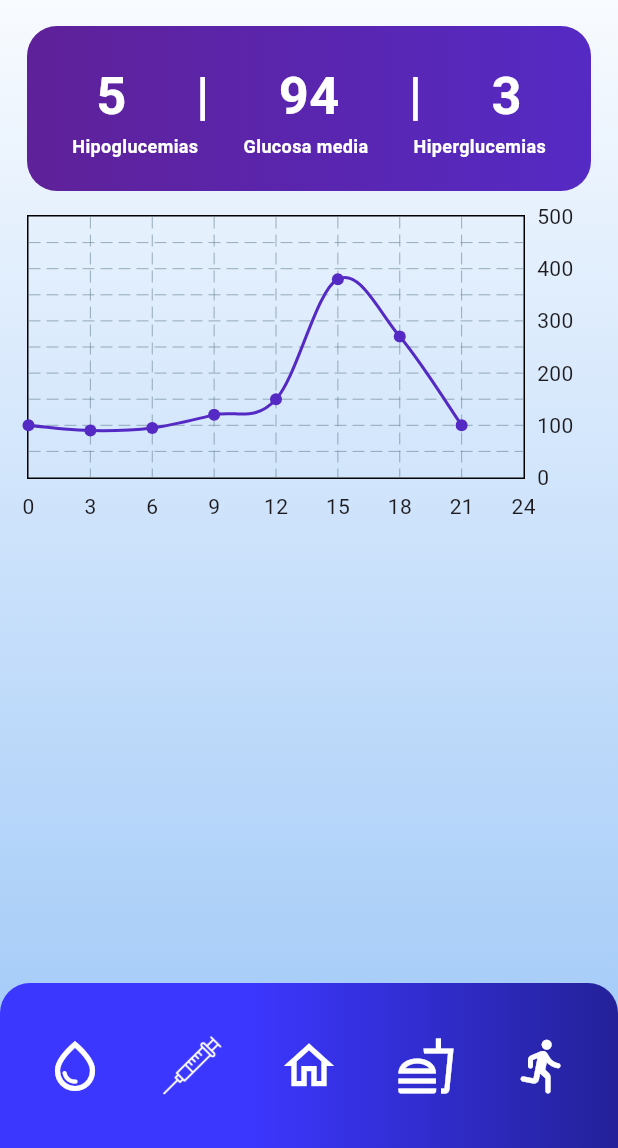
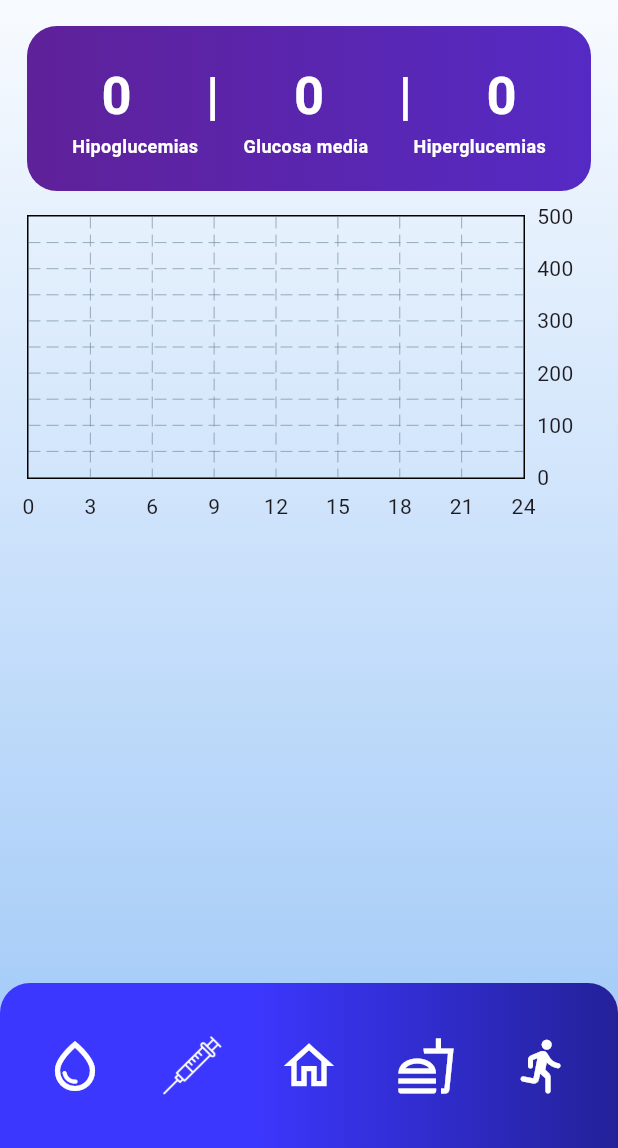
Before and after one commit to albertm15/TFG_DIABETES, a Flutter app: the screen it shows after launch, item 3 of the bottom bar chosen, after a tap on "Perfil", on a phone screen of 412 x 824 dp, the part 88-1236 px from its top. Run offline on Flutter 3.47's test engine with Material 3 defaults, Android fonts, the phone set to English and light mode, and no system bars; drawn by our look-alikes of fl_chart; our stand-ins replace cloud_firestore, connectivity_plus, firebase_auth, firebase_core, sqflite; accounts and stored records are empty; statements that could not run were skipped.

Commit message:
home page data + chart updated

```diff
--- a/lib/database/firebase/glucoseLogDAO.dart
+++ b/lib/database/firebase/glucoseLogDAO.dart
@@ -3,7 +3,6 @@ import 'package:diabetes_tfg_app/database/firebase/authServiceManager.dart';
 import 'package:diabetes_tfg_app/database/local/databaseManager.dart';
 import 'package:diabetes_tfg_app/models/gluoseLogModel.dart';
 import 'package:connectivity_plus/connectivity_plus.dart';
-import 'package:firebase_core/firebase_core.dart';
 import 'package:intl/intl.dart';
 
 class GlucoseLogDAOFB {
@@ -77,6 +76,7 @@ class GlucoseLogDAOFB {
             .where("userId", isEqualTo: uid)
             .where("date",
                 isEqualTo: DateFormat("dd-MM-yyyy").format(DateTime.now()))
+            .orderBy("time")
             .get(GetOptions(source: Source.cache));
       } else {
         snapshot = await FirebaseFirestore.instance
@@ -84,6 +84,52 @@ class GlucoseLogDAOFB {
             .where("userId", isEqualTo: uid)
             .where("date",
                 isEqualTo: DateFormat("dd-MM-yyyy").format(DateTime.now()))
+            .orderBy("time")
+            .get();
+      }
+
+      List<GlucoseLogModel> logs = [];
+      for (var doc in snapshot.docs) {
+        logs.add(GlucoseLogModel.fromMap(doc.data() as Map<String, dynamic>));
+      }
+      return logs;
+    } else {
+      return List.empty();
+    }
+  }
+
+  //getWeekLogs
+  Future<List<GlucoseLogModel>> getLast7DaysLogs() async {
+    if (AuthServiceManager.checkIfLogged()) {
+      String uid = AuthServiceManager.getCurrentUserUID();
+      QuerySnapshot snapshot;
+      final connectivity = await Connectivity().checkConnectivity();
+      if (!connectivity.contains(ConnectivityResult.wifi) &&
+          !connectivity.contains(ConnectivityResult.mobile)) {
+        snapshot = await FirebaseFirestore.instance
+            .collection("glucoseLog")
+            .where("userId", isEqualTo: uid)
+            .where("date",
+                isGreaterThanOrEqualTo: DateFormat("dd-MM-yyyy")
+                    .format(DateTime.now().subtract(Duration(days: 7))))
+            .where("date",
+                isLessThanOrEqualTo:
+                    DateFormat("dd-MM-yyyy").format(DateTime.now()))
+            .orderBy("date")
+            .orderBy("time")
+            .get(GetOptions(source: Source.cache));
+      } else {
+        snapshot = await FirebaseFirestore.instance
+            .collection("glucoseLog")
+            .where("userId", isEqualTo: uid)
+            .where("date",
+                isGreaterThanOrEqualTo: DateFormat("dd-MM-yyyy")
+                    .format(DateTime.now().subtract(Duration(days: 7))))
+            .where("date",
+                isLessThanOrEqualTo:
+                    DateFormat("dd-MM-yyyy").format(DateTime.now()))
+            .orderBy("date")
+            .orderBy("time")
             .get();
       }
 
--- a/lib/main.dart
+++ b/lib/main.dart
@@ -21,12 +21,13 @@ void main() async {
   print("insert");
   GlucoseLogModel logModel = GlucoseLogModel.newEntity(
       "9ZHHlxtd9ThGLNRD8ZRhhEu0uVm1",
-      245,
+      125,
       DateFormat("dd-MM-yyyy").format(DateTime.now()),
-      "22:04:34",
+      "${DateTime.now().hour.toString().padLeft(2, "0")}:${DateTime.now().minute.toString().padLeft(2, "0")}:${DateTime.now().second.toString().padLeft(2, "0")}",
+      //"17:45:00",
       "Elevado",
+      true,
       false,
-      true,
       "este es otro insert");
   /*
   Map<String, dynamic> map = logModel.toMap();
@@ -84,7 +85,9 @@ void main() async {
   print(AuthServiceManager.getCurrentUserUID());
 
   print(DateFormat('dd-MM-yyyy').format(DateTime.now()));
-  print(await daofb.getTodayLogs());
+  print(DateTime.now().hour);
+  print(await daofb.getLast7DaysLogs());
+  print(DateTime.now().subtract(Duration(days: 7)));
   //---
   runApp(MaterialApp(
       home: DrawerScaffold(child: BackgroundBase(child: Homepage())),
--- a/lib/pages/homePage.dart
+++ b/lib/pages/homePage.dart
@@ -1,9 +1,10 @@
+import 'package:diabetes_tfg_app/database/firebase/glucoseLogDAO.dart';
+import 'package:diabetes_tfg_app/models/gluoseLogModel.dart';
 import 'package:diabetes_tfg_app/widgets/dailyGlucoseEvolutionChart.dart';
 import 'package:diabetes_tfg_app/widgets/glucoseEssentialInfo.dart';
 import 'package:diabetes_tfg_app/widgets/lowerNavBar.dart';
 import 'package:diabetes_tfg_app/widgets/screenMargins.dart';
 import 'package:diabetes_tfg_app/widgets/upperNavBar.dart';
-import 'package:fl_chart/fl_chart.dart';
 import 'package:flutter/material.dart';
 
 class Homepage extends StatefulWidget {
@@ -24,16 +25,86 @@ class _HomePageState extends State<Homepage> {
   }
 }
 
-class HomePageWidget extends StatelessWidget {
+class HomePageWidget extends StatefulWidget {
+  @override
+  _HomePageWidgetState createState() => _HomePageWidgetState();
+}
+
+class _HomePageWidgetState extends State<HomePageWidget> {
+  List<GlucoseLogModel> daylogs = [];
+  List<GlucoseLogModel> weeklogs = [];
+  int minGlucose = 0;
+  int maxGlucose = 0;
+  double avgGlucose = 0;
+  int hyperglucemies = 0;
+  int hypoglucemies = 0;
+
+  Future<void> getTodaysData() async {
+    GlucoseLogDAOFB dao = GlucoseLogDAOFB();
+    daylogs = await dao.getTodayLogs();
+  }
+
+  Future<void> getLast7DaysData() async {
+    GlucoseLogDAOFB dao = GlucoseLogDAOFB();
+    weeklogs = await dao.getLast7DaysLogs();
+  }
+
+  void loadHypoHyper() {
+    if (!weeklogs.isEmpty) {
+      for (GlucoseLogModel log in weeklogs) {
+        if (log.hyperglucemia) {
+          hyperglucemies += 1;
+        }
+        if (log.hypoglucemia) {
+          hypoglucemies += 1;
+        }
+      }
+    }
+  }
+
+  void loadMinMaxAvgGlucose() {
+    if (!weeklogs.isEmpty) {
+      minGlucose = weeklogs[0].glucoseValue;
+      for (GlucoseLogModel log in weeklogs) {
+        avgGlucose = avgGlucose + log.glucoseValue;
+        if (maxGlucose < log.glucoseValue) {
+          maxGlucose = log.glucoseValue;
+        }
+        if (minGlucose > log.glucoseValue) {
+          minGlucose = log.glucoseValue;
+        }
+      }
+      avgGlucose = avgGlucose / weeklogs.length;
+    }
+  }
+
+  Future<void> getHomeData() async {
+    await Future.wait([getTodaysData(), getLast7DaysData()]);
+    loadMinMaxAvgGlucose();
+    loadHypoHyper();
+    setState(() {});
+  }
+
+  @override
+  void initState() {
+    super.initState();
+    getHomeData();
+  }
+
   @override
   Widget build(BuildContext context) {
     return ScreenMargins(
         child: Column(
       children: [
-        GlucoseEssentialInfo(),
+        GlucoseEssentialInfo(
+          hyperglucemies: hyperglucemies,
+          avgGlucose: avgGlucose,
+          hypoglucemies: hypoglucemies,
+        ),
         SizedBox(height: 16),
         Container(
           height: 200,
+          /*
           child: DailyGlucoseEvolutionChart(glucoseData: [
             FlSpot(0, 100),
             FlSpot(3, 90),
@@ -44,6 +115,8 @@ class HomePageWidget extends StatelessWidget {
             FlSpot(18, 270),
             FlSpot(21, 100)
           ]),
+          */
+          child: DailyGlucoseEvolutionChart(glucoseData: daylogs),
         )
       ],
     ));
--- a/lib/widgets/dailyGlucoseEvolutionChart.dart
+++ b/lib/widgets/dailyGlucoseEvolutionChart.dart
@@ -1,10 +1,25 @@
+import 'package:diabetes_tfg_app/models/gluoseLogModel.dart';
 import 'package:flutter/material.dart';
 import 'package:fl_chart/fl_chart.dart';
 
 class DailyGlucoseEvolutionChart extends StatelessWidget {
-  final List<FlSpot> glucoseData;
+  final List<GlucoseLogModel> glucoseData;
 
   const DailyGlucoseEvolutionChart({required this.glucoseData});
+
+  List<FlSpot> fromGlucoseLogsToFlSpots(List<GlucoseLogModel> dailyLogs) {
+    List<FlSpot> spots = [];
+    for (GlucoseLogModel log in dailyLogs) {
+      List<String> timeStringParts = log.time.split(":");
+      double hours = double.parse(timeStringParts[0]);
+      double minutes = double.parse(timeStringParts[1]);
+      double seconds = double.parse(timeStringParts[2]);
+      double time = hours + (minutes / 60) + (seconds / 3600);
+      spots.add(FlSpot(time, log.glucoseValue.toDouble()));
+    }
+
+    return spots;
+  }
 
   @override
   Widget build(BuildContext context) {
@@ -21,9 +36,12 @@ class DailyGlucoseEvolutionChart extends StatelessWidget {
           bottomTitles: AxisTitles(
               sideTitles:
                   SideTitles(showTitles: true, interval: 3, reservedSize: 24))),
+      lineTouchData: LineTouchData(
+          touchTooltipData: LineTouchTooltipData(
+              getTooltipColor: (touchedSpot) => Colors.white)),
       lineBarsData: [
         LineChartBarData(
-          spots: glucoseData,
+          spots: fromGlucoseLogsToFlSpots(glucoseData),
           isCurved: true,
           color: Color.fromARGB(255, 85, 42, 196),
         ),
--- a/lib/widgets/glucoseEssentialInfo.dart
+++ b/lib/widgets/glucoseEssentialInfo.dart
@@ -1,6 +1,14 @@
 import 'package:flutter/material.dart';
 
 class GlucoseEssentialInfo extends StatelessWidget {
+  final double avgGlucose;
+  final int hypoglucemies;
+  final int hyperglucemies;
+  const GlucoseEssentialInfo(
+      {required this.hypoglucemies,
+      required this.avgGlucose,
+      required this.hyperglucemies});
+
   @override
   Widget build(BuildContext context) {
     return Container(
@@ -23,7 +31,7 @@ class GlucoseEssentialInfo extends StatelessWidget {
             Row(
               mainAxisAlignment: MainAxisAlignment.spaceEvenly,
               children: [
-                Text("5",
+                Text("$hypoglucemies",
                     style: TextStyle(
                       color: const Color.fromARGB(255, 255, 255, 255),
                       fontWeight: FontWeight.bold,
@@ -35,7 +43,7 @@ class GlucoseEssentialInfo extends StatelessWidget {
                       fontWeight: FontWeight.bold,
                       fontSize: 35,
                     )),
-                Text("94",
+                Text("${avgGlucose.floor()}",
                     style: TextStyle(
                       color: const Color.fromARGB(255, 255, 255, 255),
                       fontWeight: FontWeight.bold,
@@ -47,7 +55,7 @@ class GlucoseEssentialInfo extends StatelessWidget {
                       fontWeight: FontWeight.bold,
                       fontSize: 35,
                     )),
-                Text("3",
+                Text("$hyperglucemies",
                     style: TextStyle(
                       color: const Color.fromARGB(255, 255, 255, 255),
                       fontWeight: FontWeight.bold,
```
